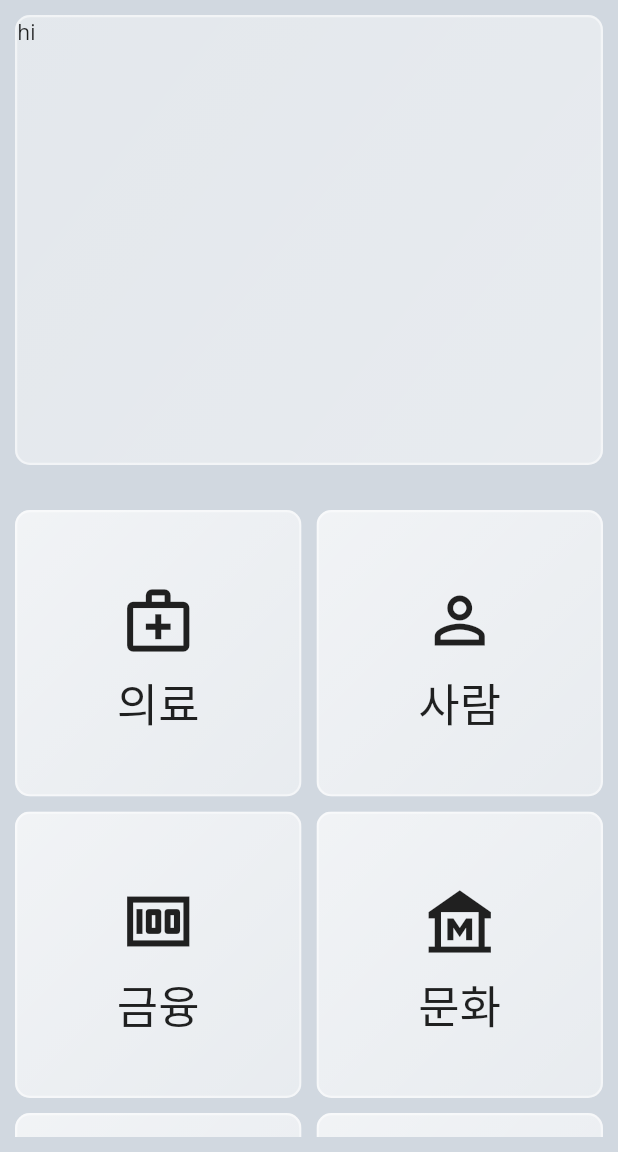
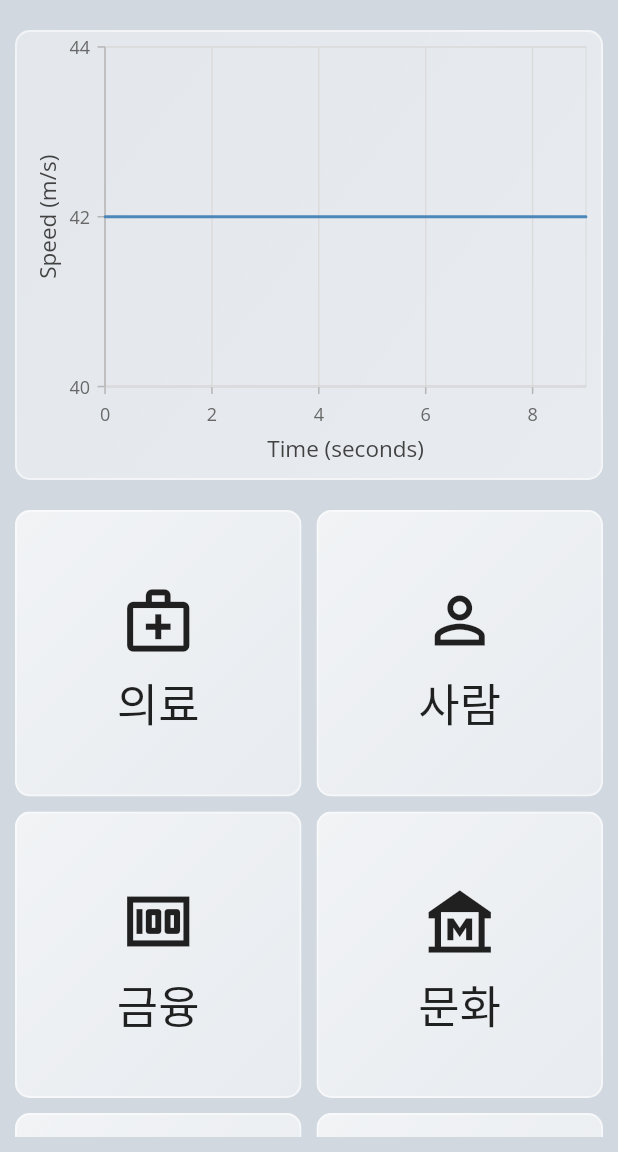
Before and after one commit to bohun-kim/Project-DVC, a Flutter app: the screen it shows after launch, on a phone screen of 412 x 824 dp, the part 84-1236 px from its top. Run offline on Flutter 3.47's test engine with Material 2 defaults, Android fonts, the phone set to English and light mode, and no system bars; our stand-ins replace google_fonts, syncfusion_flutter_charts.

Commit message:
동적 그래프 생성

```diff
--- a/lib/config/glassmorphism.dart
+++ b/lib/config/glassmorphism.dart
@@ -2,13 +2,13 @@ import 'package:flutter/material.dart';
 import 'dart:ui';
 
 class GlassMorphism extends StatelessWidget {
-  final Widget? child;
+  final Widget child;
   final double start;
   final double end;
 
   const GlassMorphism({
     Key? key,
-    this.child,
+    required this.child,
     required this.start,
     required this.end,
   }) : super(key: key);
@@ -19,8 +19,6 @@ class GlassMorphism extends StatelessWidget {
       child: BackdropFilter(
         filter: ImageFilter.blur(sigmaX: 3, sigmaY: 3),
         child: Container(
-          width: double.infinity,
-          height: 300,
           decoration: BoxDecoration(
             gradient: LinearGradient(
               colors: [
@@ -32,7 +30,7 @@ class GlassMorphism extends StatelessWidget {
             ),
             borderRadius: BorderRadius.all(Radius.circular(10)),
             border: Border.all(
-              width: 1.5,
+              width: 1.3,
               color: Colors.white.withOpacity(0.5),
             ),
           ),
--- a/lib/view/mypage.dart
+++ b/lib/view/mypage.dart
@@ -21,14 +21,11 @@ class MyPage extends StatelessWidget {
         children: [
           // 동적 시각화 차트
           Padding(
-            padding: EdgeInsets.all(10),
-            child: Column(
-              children: [
-                GlassMorphism(start: .4, end: .5, child: Text('hi')),
-                SizedBox(
-                  height: 10,
-                ),
-              ],
+            padding: EdgeInsets.fromLTRB(10, 20, 10, 10),
+            child: Container(
+              width: double.infinity,
+              height: 300,
+              child: LiveChart(),
             ),
           ),
 
--- a/lib/view/page/live_chart.dart
+++ b/lib/view/page/live_chart.dart
@@ -1,9 +1,8 @@
 import 'dart:async';
 import 'dart:math' as math;
+import 'dart:ui';
 import 'package:flutter/material.dart';
-import 'package:project_dvc/config/glassmorphism.dart';
 import 'package:syncfusion_flutter_charts/charts.dart';
-import 'package:syncfusion_flutter_charts/sparkcharts.dart';
 
 class LiveChart extends StatefulWidget {
   const LiveChart({Key? key}) : super(key: key);
@@ -58,7 +57,27 @@ class _LiveChartState extends State<LiveChart> {
   @override
   Widget build(BuildContext context) {
     return Scaffold(
-      body: Container(
+      body: BackdropFilter(
+        filter: ImageFilter.blur(sigmaX: 3, sigmaY: 3),
+        child: Container(
+          // 배경 글라스 효과
+          decoration: BoxDecoration(
+            gradient: LinearGradient(
+              colors: [
+                Colors.white.withOpacity(.4),
+                Colors.white.withOpacity(.5),
+              ],
+              begin: AlignmentDirectional.topStart,
+              end: AlignmentDirectional.bottomEnd,
+            ),
+            borderRadius: BorderRadius.all(Radius.circular(10)),
+            border: Border.all(
+              width: 1.3,
+              color: Colors.white.withOpacity(0.5),
+            ),
+          ),
+
+          // 동적 그래프
           child: SfCartesianChart(
             // legend: Legend(isVisible: true),
             series: [
@@ -83,6 +102,7 @@ class _LiveChartState extends State<LiveChart> {
             ),
           ),
         ),
+      ),
     );
   }
 }
```
Lines whose indentation alone changed are shown as unchanged.
